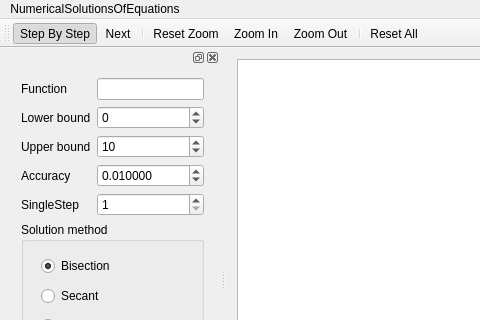
Old version of the form mainwindow.ui in the repository NeverMendel/NumericalSolutionOfEquations; both pictures show x 0 to 480 and y 0 to 320 of the 846 by 532 pixel window.
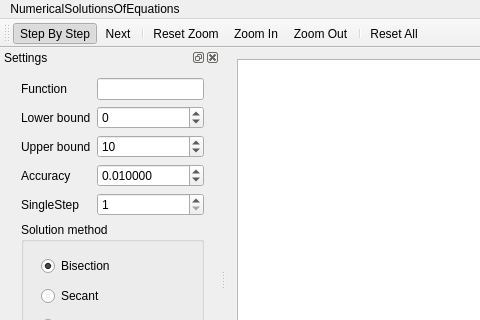
New version of the form. Custom widgets are drawn as their Qt base class.

Commit message: Add settings windowTitle

The edit to the form file:
```diff
--- a/mainwindow.ui
+++ b/mainwindow.ui
@@ -118,6 +118,9 @@
      <height>100</height>
     </size>
    </property>
+   <property name="windowTitle">
+    <string>Settings</string>
+   </property>
    <attribute name="dockWidgetArea">
     <number>1</number>
    </attribute>
```
